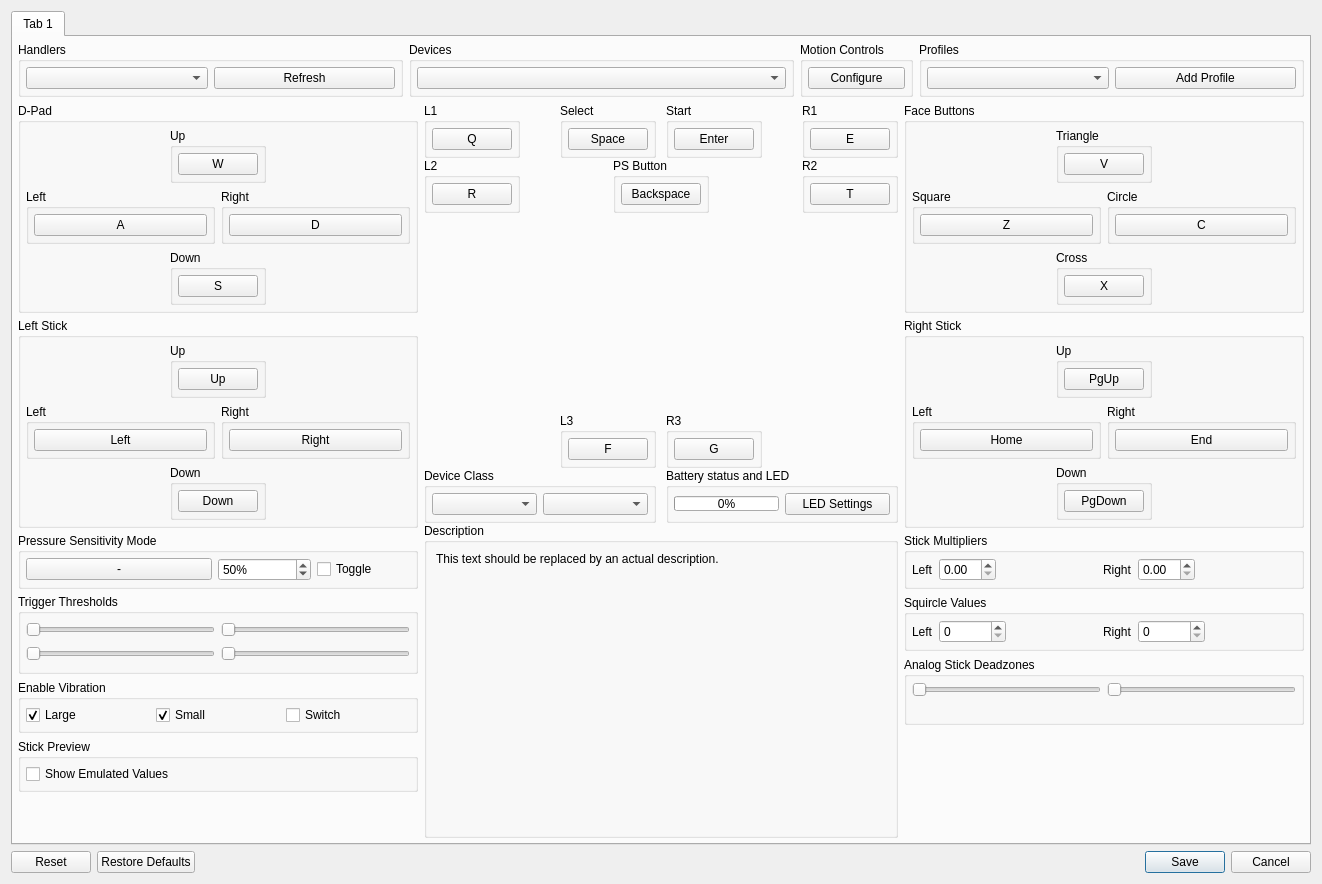
Old version of the form rpcs3/rpcs3qt/pad_settings_dialog.ui in the repository RPCS3/rpcs3.
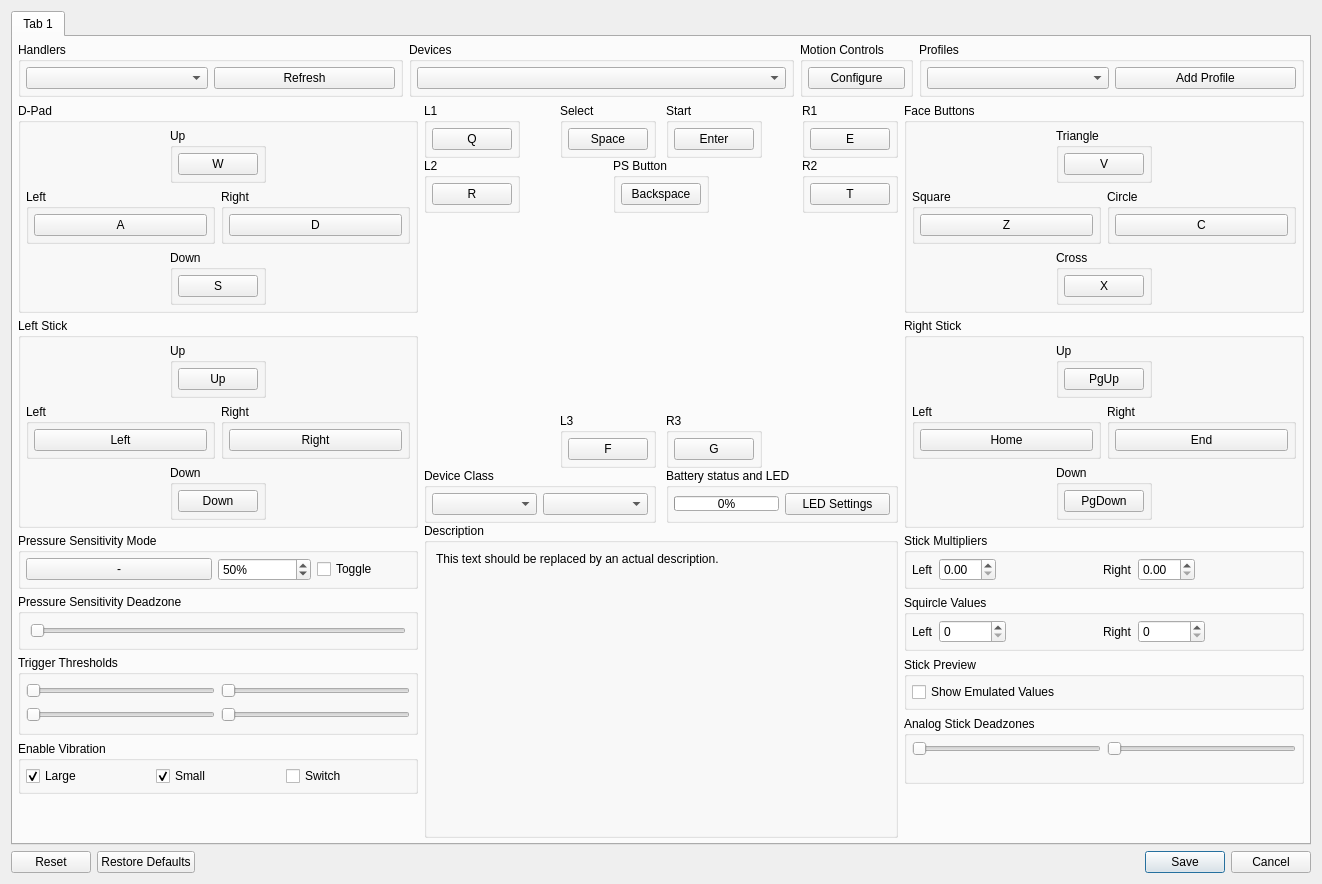
New version of the form. Icons and pictures are not drawn.

Commit message: input: implement pressure intensity deadzone

What changed in the file:
```diff
--- a/rpcs3/rpcs3qt/pad_settings_dialog.ui
+++ b/rpcs3/rpcs3qt/pad_settings_dialog.ui
@@ -717,6 +717,22 @@
               </layout>
              </widget>
             </item>
+            <item>
+             <widget class="QGroupBox" name="gb_pressure_intensity_deadzone">
+              <property name="title">
+               <string>Pressure Sensitivity Deadzone</string>
+              </property>
+              <layout class="QHBoxLayout" name="layout_gb_pressure_intensity_deadzone">
+               <item>
+                <widget class="QSlider" name="pressure_intensity_deadzone">
+                 <property name="orientation">
+                  <enum>Qt::Horizontal</enum>
+                 </property>
+                </widget>
+               </item>
+              </layout>
+             </widget>
+            </item>
             <item>
              <widget class="QStackedWidget" name="left_stack">
               <property name="lineWidth">
@@ -850,34 +866,6 @@
                   </layout>
                  </widget>
                 </item>
-                <item>
-                 <widget class="QGroupBox" name="gb_stick_preview">
-                  <property name="title">
-                   <string>Stick Preview</string>
-                  </property>
-                  <layout class="QVBoxLayout" name="gb_stick_preview_layout">
-                   <property name="leftMargin">
-                    <number>5</number>
-                   </property>
-                   <property name="topMargin">
-                    <number>5</number>
-                   </property>
-                   <property name="rightMargin">
-                    <number>5</number>
-                   </property>
-                   <property name="bottomMargin">
-                    <number>5</number>
-                   </property>
-                   <item>
-                    <widget class="QCheckBox" name="chb_show_emulated_values">
-                     <property name="text">
-                      <string>Show Emulated Values</string>
-                     </property>
-                    </widget>
-                   </item>
-                  </layout>
-                 </widget>
-                </item>
                 <item>
                  <spacer name="pad_page_spacer">
                   <property name="orientation">
@@ -2369,6 +2357,34 @@
                   </layout>
                  </widget>
                 </item>
+                <item>
+                 <widget class="QGroupBox" name="gb_stick_preview">
+                  <property name="title">
+                   <string>Stick Preview</string>
+                  </property>
+                  <layout class="QVBoxLayout" name="gb_stick_preview_layout">
+                   <property name="leftMargin">
+                    <number>5</number>
+                   </property>
+                   <property name="topMargin">
+                    <number>5</number>
+                   </property>
+                   <property name="rightMargin">
+                    <number>5</number>
+                   </property>
+                   <property name="bottomMargin">
+                    <number>5</number>
+                   </property>
+                   <item>
+                    <widget class="QCheckBox" name="chb_show_emulated_values">
+                     <property name="text">
+                      <string>Show Emulated Values</string>
+                     </property>
+                    </widget>
+                   </item>
+                  </layout>
+                 </widget>
+                </item>
                 <item>
                  <widget class="QGroupBox" name="gb_sticks">
                   <property name="title">
```
The commit also changes 9 other files.
